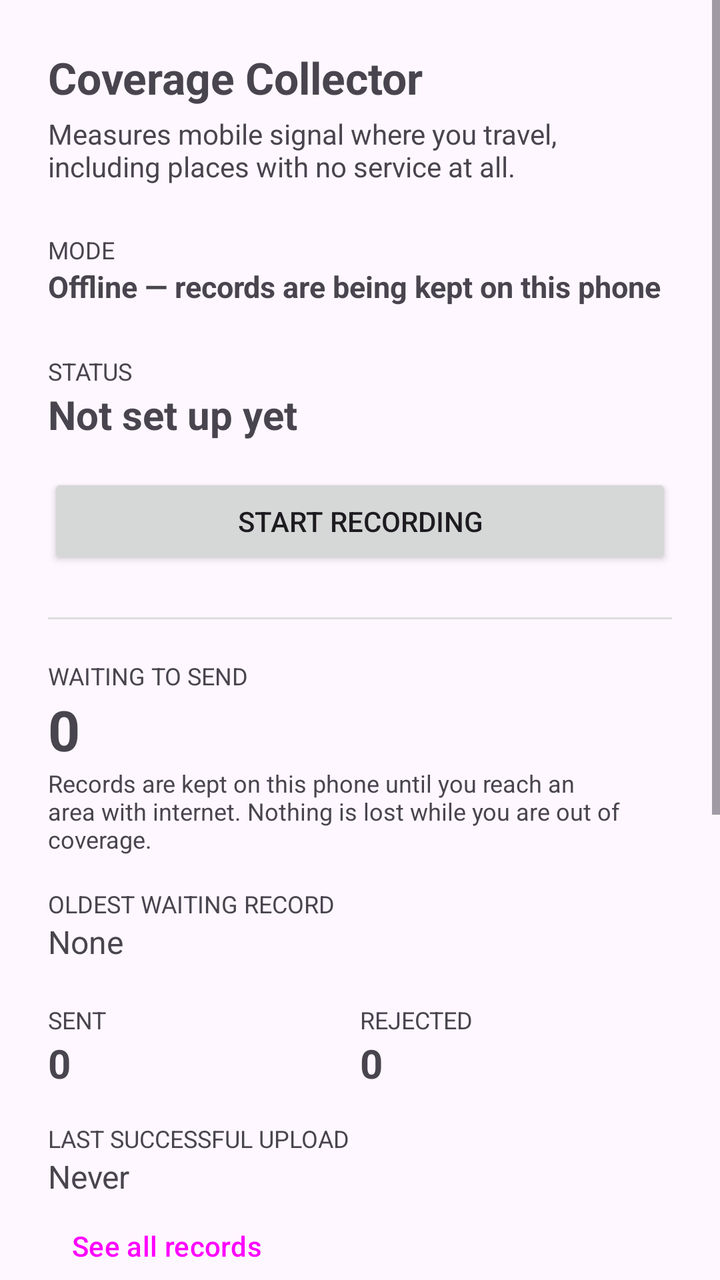
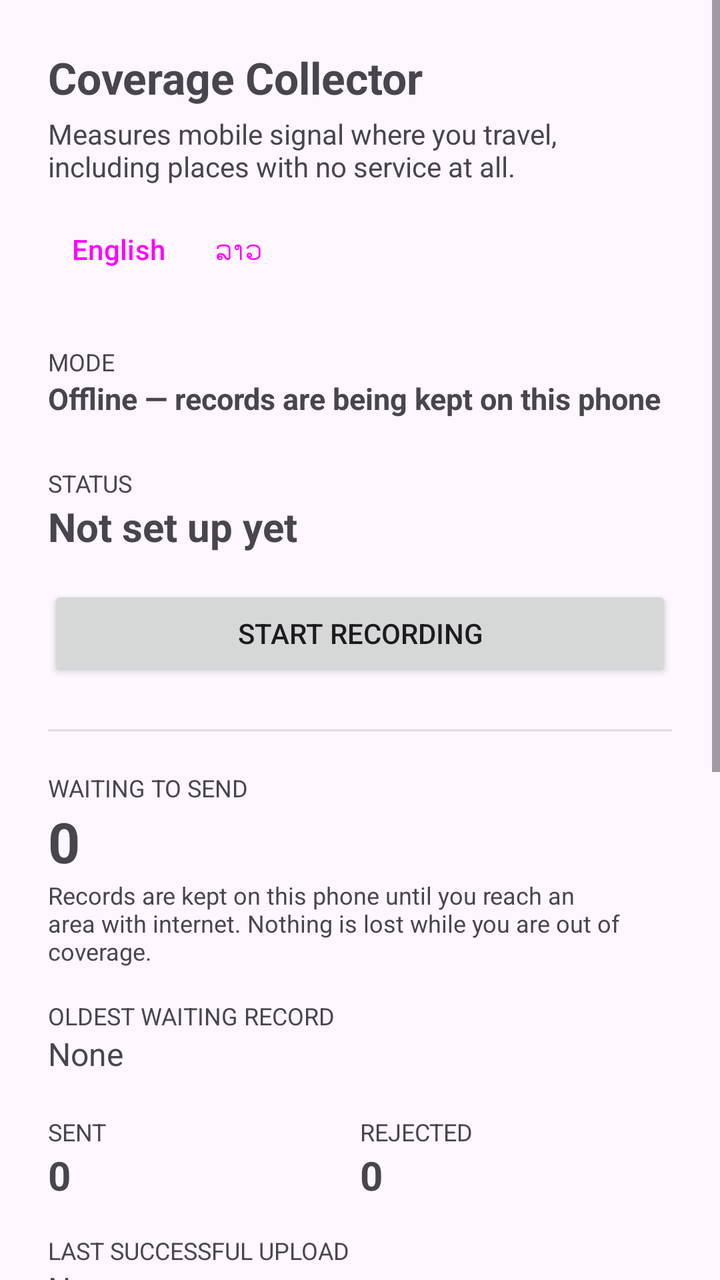

Compare the two renders of this Android layout. The source of the first and the diff that turns it into the second are given below.
<!-- AndroidManifest.xml: application theme Theme.Collector -->
<!-- res/layout/activity_main.xml -->
<?xml version="1.0" encoding="utf-8"?>
<ScrollView xmlns:android="http://schemas.android.com/apk/res/android"
    android:layout_width="match_parent"
    android:layout_height="match_parent"
    android:fillViewport="true">

    <LinearLayout
        android:layout_width="match_parent"
        android:layout_height="wrap_content"
        android:orientation="vertical"
        android:padding="24dp">

        <TextView
            android:layout_width="match_parent"
            android:layout_height="wrap_content"
            android:text="@string/app_name"
            android:textSize="22sp"
            android:textStyle="bold" />

        <TextView
            android:layout_width="match_parent"
            android:layout_height="wrap_content"
            android:layout_marginTop="4dp"
            android:text="@string/app_tagline"
            android:textSize="14sp" />

        <TextView
            android:id="@+id/permissionWarning"
            android:layout_width="match_parent"
            android:layout_height="wrap_content"
            android:layout_marginTop="16dp"
            android:background="#FFF7E6"
            android:padding="12dp"
            android:text="@string/warning_permissions"
            android:textColor="#6B4E00"
            android:textSize="13sp"
            android:visibility="gone" />

        <TextView
            android:layout_width="match_parent"
            android:layout_height="wrap_content"
            android:layout_marginTop="24dp"
            android:text="@string/label_mode"
            android:textSize="12sp"
            android:textAllCaps="true" />

        <TextView
            android:id="@+id/modeValue"
            android:layout_width="match_parent"
            android:layout_height="wrap_content"
            android:text="@string/mode_offline"
            android:textSize="15sp"
            android:textStyle="bold" />

        <TextView
            android:layout_width="match_parent"
            android:layout_height="wrap_content"
            android:layout_marginTop="24dp"
            android:text="@string/label_status"
            android:textSize="12sp"
            android:textAllCaps="true" />

        <TextView
            android:id="@+id/statusValue"
            android:layout_width="match_parent"
            android:layout_height="wrap_content"
            android:text="@string/status_not_enrolled"
            android:textSize="20sp"
            android:textStyle="bold" />

        <Button
            android:id="@+id/toggleButton"
            android:layout_width="match_parent"
            android:layout_height="wrap_content"
            android:layout_marginTop="16dp"
            android:text="@string/action_start" />

        <View
            android:layout_width="match_parent"
            android:layout_height="1dp"
            android:layout_marginTop="24dp"
            android:background="#DDDDDD" />

        <TextView
            android:layout_width="match_parent"
            android:layout_height="wrap_content"
            android:layout_marginTop="20dp"
            android:text="@string/label_queued"
            android:textSize="12sp"
            android:textAllCaps="true" />

        <TextView
            android:id="@+id/queuedValue"
            android:layout_width="match_parent"
            android:layout_height="wrap_content"
            android:text="0"
            android:textSize="28sp"
            android:textStyle="bold" />

        <TextView
            android:layout_width="match_parent"
            android:layout_height="wrap_content"
            android:text="@string/hint_queued"
            android:textSize="12sp" />

        <TextView
            android:layout_width="match_parent"
            android:layout_height="wrap_content"
            android:layout_marginTop="16dp"
            android:text="@string/label_oldest"
            android:textSize="12sp"
            android:textAllCaps="true" />

        <TextView
            android:id="@+id/oldestValue"
            android:layout_width="match_parent"
            android:layout_height="wrap_content"
            android:text="@string/none"
            android:textSize="16sp" />

        <LinearLayout
            android:layout_width="match_parent"
            android:layout_height="wrap_content"
            android:layout_marginTop="20dp"
            android:orientation="horizontal">

            <LinearLayout
                android:layout_width="0dp"
                android:layout_height="wrap_content"
                android:layout_weight="1"
                android:orientation="vertical">

                <TextView
                    android:layout_width="wrap_content"
                    android:layout_height="wrap_content"
                    android:text="@string/label_sent"
                    android:textSize="12sp"
                    android:textAllCaps="true" />

                <TextView
                    android:id="@+id/sentValue"
                    android:layout_width="wrap_content"
                    android:layout_height="wrap_content"
                    android:text="0"
                    android:textSize="20sp"
                    android:textStyle="bold" />
            </LinearLayout>

            <LinearLayout
                android:layout_width="0dp"
                android:layout_height="wrap_content"
                android:layout_weight="1"
                android:orientation="vertical">

                <TextView
                    android:layout_width="wrap_content"
                    android:layout_height="wrap_content"
                    android:text="@string/label_rejected"
                    android:textSize="12sp"
                    android:textAllCaps="true" />

                <TextView
                    android:id="@+id/rejectedValue"
                    android:layout_width="wrap_content"
                    android:layout_height="wrap_content"
                    android:text="0"
                    android:textSize="20sp"
                    android:textStyle="bold" />
            </LinearLayout>
        </LinearLayout>

        <TextView
            android:layout_width="match_parent"
            android:layout_height="wrap_content"
            android:layout_marginTop="16dp"
            android:text="@string/label_last_upload"
            android:textSize="12sp"
            android:textAllCaps="true" />

        <TextView
            android:id="@+id/lastUploadValue"
            android:layout_width="match_parent"
            android:layout_height="wrap_content"
            android:text="@string/never"
            android:textSize="16sp" />

        <Button
            android:id="@+id/recordsButton"
            style="?attr/borderlessButtonStyle"
            android:layout_width="wrap_content"
            android:layout_height="wrap_content"
            android:text="@string/action_view_records" />

        <Button
            android:id="@+id/uploadButton"
            style="?attr/borderlessButtonStyle"
            android:layout_width="wrap_content"
            android:layout_height="wrap_content"
            android:layout_marginTop="8dp"
            android:text="@string/action_upload_now" />

        <TextView
            android:layout_width="match_parent"
            android:layout_height="wrap_content"
            android:layout_marginTop="20dp"
            android:text="@string/connection_label"
            android:textSize="12sp"
            android:textAllCaps="true" />

        <LinearLayout
            android:layout_width="match_parent"
            android:layout_height="wrap_content"
            android:orientation="horizontal"
            android:gravity="center_vertical">

            <View
                android:id="@+id/connectionDot"
                android:layout_width="12dp"
                android:layout_height="12dp"
                android:layout_marginEnd="8dp"
                android:background="@drawable/status_dot" />

            <TextView
                android:id="@+id/connectionValue"
                android:layout_width="0dp"
                android:layout_height="wrap_content"
                android:layout_weight="1"
                android:text="@string/connection_unknown"
                android:textSize="17sp"
                android:textStyle="bold" />
        </LinearLayout>

        <TextView
            android:id="@+id/connectionDetail"
            android:layout_width="match_parent"
            android:layout_height="wrap_content"
            android:textSize="12sp" />

        <Button
            android:id="@+id/checkConnectionButton"
            android:layout_width="match_parent"
            android:layout_height="wrap_content"
            android:layout_marginTop="8dp"
            android:text="@string/action_check_connection" />

        <TextView
            android:layout_width="match_parent"
            android:layout_height="wrap_content"
            android:layout_marginTop="24dp"
            android:text="@string/label_server"
            android:textSize="12sp"
            android:textAllCaps="true" />

        
        <TextView
            android:id="@+id/serverDisplay"
            android:layout_width="match_parent"
            android:layout_height="wrap_content"
            android:paddingTop="2dp"
            android:paddingBottom="2dp"
            android:textSize="15sp" />

        <LinearLayout
            android:id="@+id/serverAdvanced"
            android:layout_width="match_parent"
            android:layout_height="wrap_content"
            android:orientation="vertical"
            android:visibility="gone">

            <EditText
                android:id="@+id/serverValue"
                android:layout_width="match_parent"
                android:layout_height="wrap_content"
                android:hint="@string/hint_server"
                android:importantForAutofill="no"
                android:inputType="textUri"
                android:maxLines="1"
                android:textSize="14sp" />

            <LinearLayout
                android:layout_width="match_parent"
                android:layout_height="wrap_content"
                android:orientation="horizontal">

                <Button
                    android:id="@+id/saveServerButton"
                    style="?attr/borderlessButtonStyle"
                    android:layout_width="wrap_content"
                    android:layout_height="wrap_content"
                    android:text="@string/action_save_server" />

                <Button
                    android:id="@+id/resetServerButton"
                    style="?attr/borderlessButtonStyle"
                    android:layout_width="wrap_content"
                    android:layout_height="wrap_content"
                    android:text="@string/action_reset_server" />
            </LinearLayout>

            <TextView
                android:layout_width="match_parent"
                android:layout_height="wrap_content"
                android:text="@string/hint_server_help"
                android:textSize="12sp" />
        </LinearLayout>

        <TextView
            android:layout_width="match_parent"
            android:layout_height="wrap_content"
            android:layout_marginTop="24dp"
            android:text="@string/privacy_note"
            android:textSize="12sp" />

    </LinearLayout>
</ScrollView>
<!-- resources referenced by this layout -->
<resources>
  <!-- drawable status_dot (drawable) -->
  <?xml version="1.0" encoding="utf-8"?>
  <shape xmlns:android="http://schemas.android.com/apk/res/android"
      android:shape="oval">
      <solid android:color="#FFFFFF" />
      <size
          android:width="12dp"
          android:height="12dp" />
  </shape>
  <string name="action_check_connection">Check connection</string>
  <string name="action_reset_server">Use default</string>
  <string name="action_save_server">Save server address</string>
  <string name="action_start">Start recording</string>
  <string name="action_upload_now">Try uploading now</string>
  <string name="action_view_records">See all records</string>
  <string name="app_name">Coverage Collector</string>
  <string name="app_tagline">Measures mobile signal where you travel, including places with no service at all.</string>
  <string name="connection_label">Connection</string>
  <string name="connection_unknown">Not checked yet</string>
  <string name="hint_queued">Records are kept on this phone until you reach an area with internet. Nothing is lost while you are out of coverage.</string>
  <string name="hint_server">https://example.com</string>
  <string name="hint_server_help">Change this if the server moves. The address must start with http:// or https://, with no path after the host.</string>
  <string name="label_last_upload">Last successful upload</string>
  <string name="label_mode">Mode</string>
  <string name="label_oldest">Oldest waiting record</string>
  <string name="label_queued">Waiting to send</string>
  <string name="label_rejected">Rejected</string>
  <string name="label_sent">Sent</string>
  <string name="label_server">Server</string>
  <string name="label_status">Status</string>
  <string name="mode_offline">Offline — records are being kept on this phone</string>
  <string name="never">Never</string>
  <string name="none">None</string>
  <string name="privacy_note">This app records signal strength and position only. It does not collect your phone number, contacts, or any account. Positions are combined into map areas before anyone sees them.</string>
  <string name="status_not_enrolled">Not set up yet</string>
  <string name="warning_permissions">Location permission is not fully granted. Without it the phone cannot read signal strength, and recording will stop when the screen turns off.</string>
  <style name="Theme.Collector" parent="Theme.Material3.DayNight">
          <item name="colorPrimary">@color/primary</item>
          <item name="colorOnPrimary">@color/on_primary</item>
      </style>
  <color name="primary">#C1121F</color>
  <color name="on_primary">#FFFFFF</color>
</resources>

<!-- the commit's change to res/layout/activity_main.xml (unified diff, before → after) -->
@@ -23,6 +23,30 @@
             android:layout_marginTop="4dp"
             android:text="@string/app_tagline"
             android:textSize="14sp" />
+
+        
+        <LinearLayout
+            android:layout_width="match_parent"
+            android:layout_height="wrap_content"
+            android:layout_marginTop="8dp"
+            android:orientation="horizontal">
+
+            <Button
+                android:id="@+id/languageEnglish"
+                style="?attr/borderlessButtonStyle"
+                android:layout_width="wrap_content"
+                android:layout_height="wrap_content"
+                android:minWidth="0dp"
+                android:text="@string/language_english" />
+
+            <Button
+                android:id="@+id/languageLao"
+                style="?attr/borderlessButtonStyle"
+                android:layout_width="wrap_content"
+                android:layout_height="wrap_content"
+                android:minWidth="0dp"
+                android:text="@string/language_lao" />
+        </LinearLayout>
 
         <TextView
             android:id="@+id/permissionWarning"
<!-- resource entries referenced after the edit -->
@@ -30,6 +30,8 @@
   <string name="label_sent">Sent</string>
   <string name="label_server">Server</string>
   <string name="label_status">Status</string>
+  <string name="language_english">English</string>
+  <string name="language_lao">ລາວ</string>
   <string name="mode_offline">Offline — records are being kept on this phone</string>
   <string name="never">Never</string>
   <string name="none">None</string>
